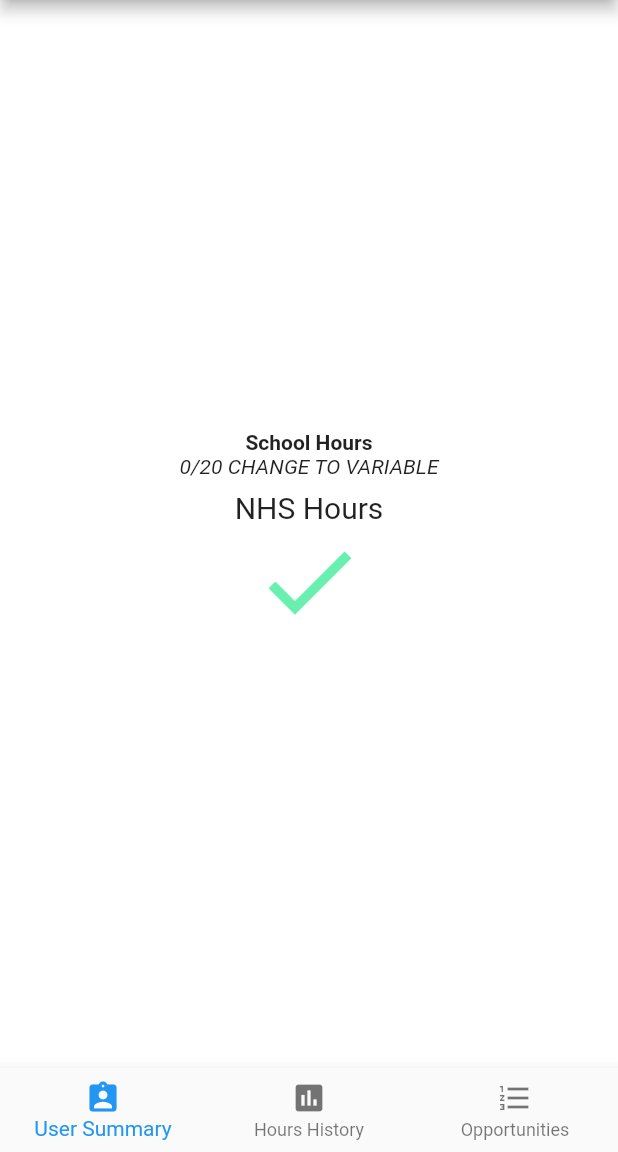
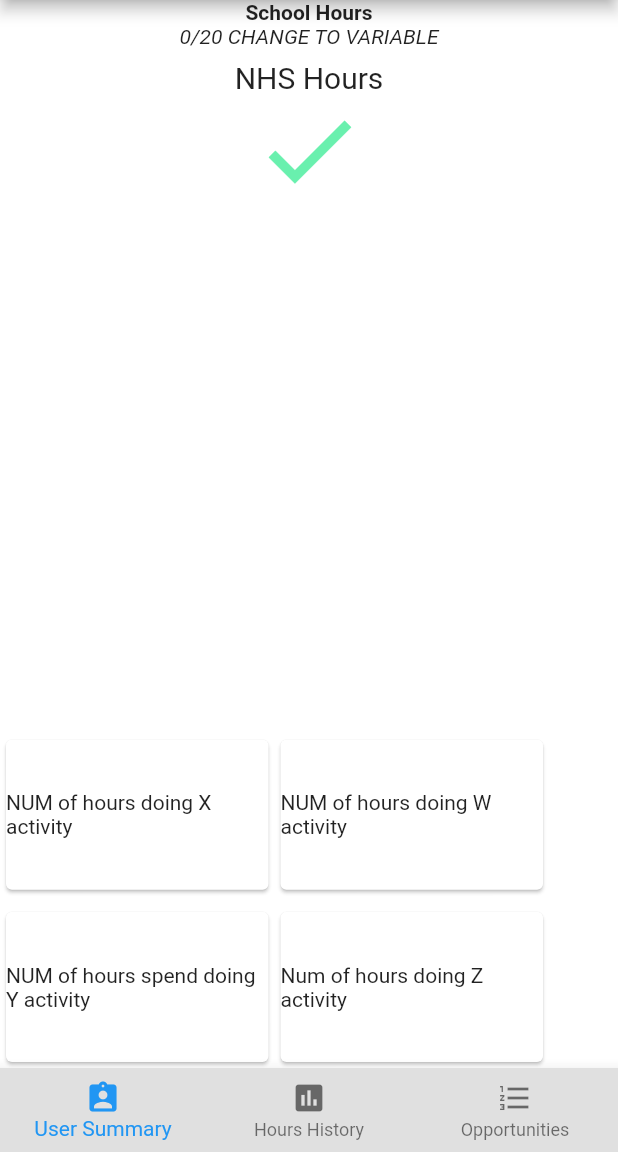
Before and after one commit to luketedesco/chechs-service, a Flutter app: the screen it shows after launch, on a phone screen of 412 x 824 dp, the part 84-1236 px from its top. Run offline on Flutter 3.47's test engine with Material 2 defaults, Android fonts, the phone set to English and light mode, and no system bars.

Commit message:
Latest Luke work

```diff
--- a/chechsservice/lib/screens/AppLayout/AppLayout.dart
+++ b/chechsservice/lib/screens/AppLayout/AppLayout.dart
@@ -53,6 +53,7 @@ class _AppLayoutState extends State<AppLayout> {
         ],
       ),
       bottomNavigationBar: BottomNavigationBar(
+        backgroundColor: Colors.grey.shade300,
         items: const <BottomNavigationBarItem>[
           BottomNavigationBarItem(
             icon: Icon(Icons.assignment_ind),
--- a/chechsservice/lib/screens/UserSummary/UserSummary.dart
+++ b/chechsservice/lib/screens/UserSummary/UserSummary.dart
@@ -12,7 +12,7 @@ import 'package:chechsservice/state/AppState.dart';
 class UserSummary extends StatelessWidget {
   @override
   Widget build(BuildContext context) {
-      AppState state = Provider.of<AppState>(context);
+    AppState state = Provider.of<AppState>(context);
     return Container(
       width: MediaQuery.of(context).size.width,
       height: MediaQuery.of(context).size.height,
@@ -41,11 +41,88 @@ class UserSummary extends StatelessWidget {
               fontSize: 20,
             ),
           ),
-          Icon(
-            state.nhsHoursCheck ? Icons.check : Icons.cancel,
-            size: 75,
-            color: state.nhsHoursCheck ? Colors.greenAccent : Colors.redAccent
-          )
+          Icon(state.nhsHoursCheck ? Icons.check : Icons.cancel,
+              size: 75,
+              color:
+                  state.nhsHoursCheck ? Colors.greenAccent : Colors.redAccent),
+          Flexible(
+            flex: 8,
+            child: Row(
+              children: <Widget>[
+                Align(
+                  alignment: Alignment.bottomLeft,
+                  child: Card(
+                    child: InkWell(
+                      splashColor: Colors.blue,
+                      onTap: () {},
+                      child: Container(
+                        width: 175,
+                        height: 100,
+                        child: Align(
+                          child: Text('NUM of hours doing X activity'),
+                        ),
+                      ),
+                    ),
+                  ),
+                ),
+                Align(
+                  alignment: Alignment.bottomLeft,
+                  child: Card(
+                    child: InkWell(
+                      splashColor: Colors.blue,
+                      onTap: () {},
+                      child: Container(
+                        width: 175,
+                        height: 100,
+                        child: Align(
+                          child: Text('NUM of hours doing W activity'),
+                        ),
+                      ),
+                    ),
+                  ),
+                ),
+              ],
+            ),
+          ),
+          Flexible(
+            flex: 2,
+            child: Row(
+              children: <Widget>[
+                Align(
+                  alignment: Alignment.bottomLeft,
+                  child: Card(
+                    child: InkWell(
+                      splashColor: Colors.blue,
+                      onTap: () {},
+                      child: Container(
+                        width: 175,
+                        height: 100,
+                        child: Align(
+                          child: Text('NUM of hours spend doing Y activity'),
+                        ),
+                      ),
+                    ),
+                  ),
+                ),
+                Align(
+                  alignment: Alignment.bottomLeft,
+                  child: Card(
+                    child: InkWell(
+                      splashColor: Colors.blue,
+                      onTap: () {},
+                      child: Container(
+                        width: 175,
+                        height: 100,
+                        child: Align(
+                          child: Text('Num of hours doing Z activity'),
+                        ),
+                      ),
+                    ),
+                  ),
+                ),
+              ],
+            ),
+          ),
         ],
       ),
     );
```
Also changed, not shown: chechsservice/lib/screens/HoursHistory/HoursHistory.dart (+62 -5 lines).
